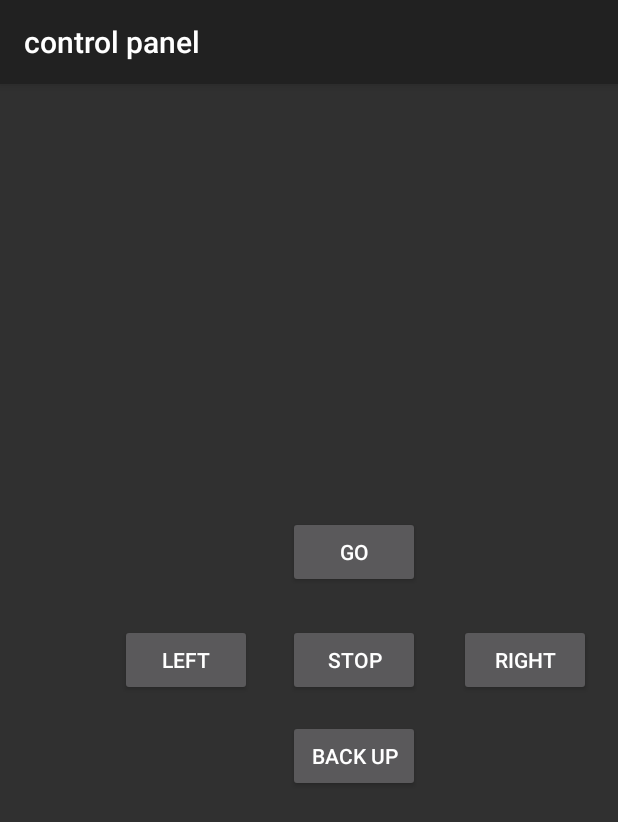
After one commit to JonathanZhew/FaceTrackerRobot, an Android app: the ControlPanelActivity screen opened directly, with no data from a screen before it, on a phone screen of 412 x 824 dp. The commit adds this screen. Shown: the top 822 px of the screen. Run offline under Robolectric (Android 15) with nearby library versions, the phone set to English and light mode, and no system bars.

Commit message:
add control panel

```diff
--- /dev/null
+++ b/app/src/main/java/com/google/android/gms/samples/vision/face/facetracker/ControlPanelActivity.java
@@ -0,0 +1,192 @@
+package com.google.android.gms.samples.vision.face.facetracker;
+
+import android.app.ProgressDialog;
+import android.bluetooth.BluetoothAdapter;
+import android.bluetooth.BluetoothDevice;
+import android.bluetooth.BluetoothSocket;
+import android.content.Intent;
+import android.os.AsyncTask;
+import android.support.v7.app.AppCompatActivity;
+import android.os.Bundle;
+import android.view.View;
+import android.widget.Button;
+import android.widget.SeekBar;
+import android.widget.TextView;
+import android.widget.Toast;
+
+import java.io.IOException;
+import java.util.UUID;
+
+public class ControlPanelActivity extends AppCompatActivity {
+
+    Button btnGo,btnStop,btnRight,btnLeft,btnBackup;
+    String address = null;
+    private ProgressDialog progress;
+    BluetoothAdapter myBluetooth = null;
+    BluetoothSocket btSocket = null;
+    private boolean isBtConnected = false;
+    //SPP UUID. Look for it
+    static final UUID myUUID = UUID.fromString("00001101-0000-1000-8000-00805F9B34FB");
+
+    @Override
+    protected void onCreate(Bundle savedInstanceState) {
+        super.onCreate(savedInstanceState);
+
+        Intent newint = getIntent();
+        address = newint.getStringExtra(MainActivity.EXTRA_ADDRESS); //receive the address of the bluetooth device
+
+        //view of the ledControl
+        setContentView(R.layout.activity_control_panel);
+
+        //call the widgtes
+        btnGo       = (Button)findViewById(R.id.btn_forward);
+        btnStop     = (Button)findViewById(R.id.btn_stop);
+        btnRight    = (Button)findViewById(R.id.btn_right);
+        btnLeft     = (Button)findViewById(R.id.btn_left);
+        btnBackup   = (Button)findViewById(R.id.btn_back);
+
+        if (address!=null) {
+            new ConnectBT().execute(); //Call the class to connect
+        }
+
+        //commands to be sent to bluetooth
+        btnGo.setOnClickListener(new View.OnClickListener()
+        {
+            @Override
+            public void onClick(View v)
+            {
+                move(1);      //method to turn on
+            }
+        });
+
+        //commands to be sent to bluetooth
+        btnStop.setOnClickListener(new View.OnClickListener()
+        {
+            @Override
+            public void onClick(View v)
+            {
+                move(2);      //method to turn on
+            }
+        });
+
+        //commands to be sent to bluetooth
+        btnLeft.setOnClickListener(new View.OnClickListener()
+        {
+            @Override
+            public void onClick(View v)
+            {
+                move(3);      //method to turn on
+            }
+        });
+
+        //commands to be sent to bluetooth
+        btnRight.setOnClickListener(new View.OnClickListener()
+        {
+            @Override
+            public void onClick(View v)
+            {
+                move(4);      //method to turn on
+            }
+        });
+
+        //commands to be sent to bluetooth
+        btnBackup.setOnClickListener(new View.OnClickListener()
+        {
+            @Override
+            public void onClick(View v)
+            {
+                move(5);      //method to turn on
+            }
+        });
+
+    }
+
+    private void move(int cmd)
+    {
+        byte b[] = new byte[1];
+        if (btSocket!=null)
+        {
+            try
+            {
+                b[0] = (byte)cmd;
+                btSocket.getOutputStream().write(b);
+            }
+            catch (IOException e)
+            {
+                msg("Error");
+            }
+        }
+    }
+
+    @Override
+    protected void onDestroy() {
+        super.onDestroy();
+        //move(stop);
+        if (btSocket!=null) //If the btSocket is busy
+        {
+            try
+            {
+                btSocket.close(); //close connection
+            }
+            catch (IOException e)
+            { msg("Error");}
+        }
+    }
+
+
+    // fast way to call Toast
+    private void msg(String s)
+    {
+        Toast.makeText(getApplicationContext(),s,Toast.LENGTH_LONG).show();
+    }
+
+    private class ConnectBT extends AsyncTask<Void, Void, Void>  // UI thread
+    {
+        private boolean ConnectSuccess = true; //if it's here, it's almost connected
+
+        @Override
+        protected void onPreExecute()
+        {
+            progress = ProgressDialog.show(ControlPanelActivity.this, "Connecting...", "Please wait!!!");  //show a progress dialog
+        }
+
+        @Override
+        protected Void doInBackground(Void... devices) //while the progress dialog is shown, the connection is done in background
+        {
+            try
+            {
+                if (btSocket == null || !isBtConnected)
+                {
+                    myBluetooth = BluetoothAdapter.getDefaultAdapter();//get the mobile bluetooth device
+                    BluetoothDevice dispositivo = myBluetooth.getRemoteDevice(address);//connects to the device's address and checks if it's available
+                    btSocket = dispositivo.createInsecureRfcommSocketToServiceRecord(myUUID);//create a RFCOMM (SPP) connection
+                    BluetoothAdapter.getDefaultAdapter().cancelDiscovery();
+                    btSocket.connect();//start connection
+                }
+            }
+            catch (IOException e)
+            {
+                ConnectSuccess = false;//if the try failed, you can check the exception here
+            }
+            return null;
+        }
+        @Override
+        protected void onPostExecute(Void result) //after the doInBackground, it checks if everything went fine
+        {
+            super.onPostExecute(result);
+
+            if (!ConnectSuccess)
+            {
+                msg("Connection Failed. Is it a SPP Bluetooth? Try again.");
+                finish();
+            }
+            else
+            {
+                msg("Connected.");
+                isBtConnected = true;
+            }
+            progress.dismiss();
+        }
+    }
+
+}
--- /dev/null
+++ b/app/src/main/res/layout/activity_control_panel.xml
@@ -0,0 +1,73 @@
+<?xml version="1.0" encoding="utf-8"?>
+<RelativeLayout
+    xmlns:android="http://schemas.android.com/apk/res/android"
+    xmlns:tools="http://schemas.android.com/tools"
+    android:layout_width="match_parent"
+    android:layout_height="match_parent"
+    tools:context="com.google.android.gms.samples.vision.face.facetracker.ControlPanelActivity">
+
+    <Button
+        android:id="@+id/btn_left"
+        android:layout_width="wrap_content"
+        android:layout_height="wrap_content"
+        android:layout_alignBaseline="@+id/btn_stop"
+        android:layout_alignBottom="@+id/btn_stop"
+        android:layout_marginEnd="24dp"
+        android:layout_marginRight="24dp"
+        android:layout_toLeftOf="@+id/btn_stop"
+        android:layout_toStartOf="@+id/btn_stop"
+        android:text="left"
+        tools:layout_editor_absoluteX="160dp"
+        tools:layout_editor_absoluteY="124dp" />
+
+    <Button
+        android:id="@+id/btn_stop"
+        android:layout_width="wrap_content"
+        android:layout_height="wrap_content"
+        android:layout_centerVertical="true"
+        android:layout_marginEnd="26dp"
+        android:layout_marginRight="26dp"
+        android:layout_toLeftOf="@+id/btn_right"
+        android:layout_toStartOf="@+id/btn_right"
+        android:text="stop"
+        tools:layout_editor_absoluteX="46dp"
+        tools:layout_editor_absoluteY="209dp" />
+
+    <Button
+        android:id="@+id/btn_right"
+        android:layout_width="wrap_content"
+        android:layout_height="wrap_content"
+        android:layout_alignBaseline="@+id/btn_stop"
+        android:layout_alignBottom="@+id/btn_stop"
+        android:layout_alignParentEnd="true"
+        android:layout_alignParentRight="true"
+        android:layout_marginEnd="18dp"
+        android:layout_marginRight="18dp"
+        android:text="right"
+        tools:layout_editor_absoluteX="160dp"
+        tools:layout_editor_absoluteY="209dp" />
+
+    <Button
+        android:id="@+id/btn_forward"
+        android:layout_width="wrap_content"
+        android:layout_height="wrap_content"
+        android:layout_above="@+id/btn_stop"
+        android:layout_alignLeft="@+id/btn_stop"
+        android:layout_alignStart="@+id/btn_stop"
+        android:layout_marginBottom="24dp"
+        android:text="go"
+        tools:layout_editor_absoluteX="264dp"
+        tools:layout_editor_absoluteY="209dp" />
+
+    <Button
+        android:id="@+id/btn_back"
+        android:layout_width="wrap_content"
+        android:layout_height="wrap_content"
+        android:layout_alignLeft="@+id/btn_stop"
+        android:layout_alignStart="@+id/btn_stop"
+        android:layout_below="@+id/btn_stop"
+        android:layout_marginTop="16dp"
+        android:text="back up"
+        tools:layout_editor_absoluteX="160dp"
+        tools:layout_editor_absoluteY="284dp" />
+</RelativeLayout>
```
Also changed, not shown: app/src/main/AndroidManifest.xml (+19 -11 lines), app/src/main/java/com/google/android/gms/samples/vision/face/facetracker/FaceTrackerActivity.java (+14 -0 lines), app/src/main/java/com/google/android/gms/samples/vision/face/facetracker/MainActivity.java (+20 -3 lines), app/src/main/res/layout/activity_main.xml (+14 -7 lines).
